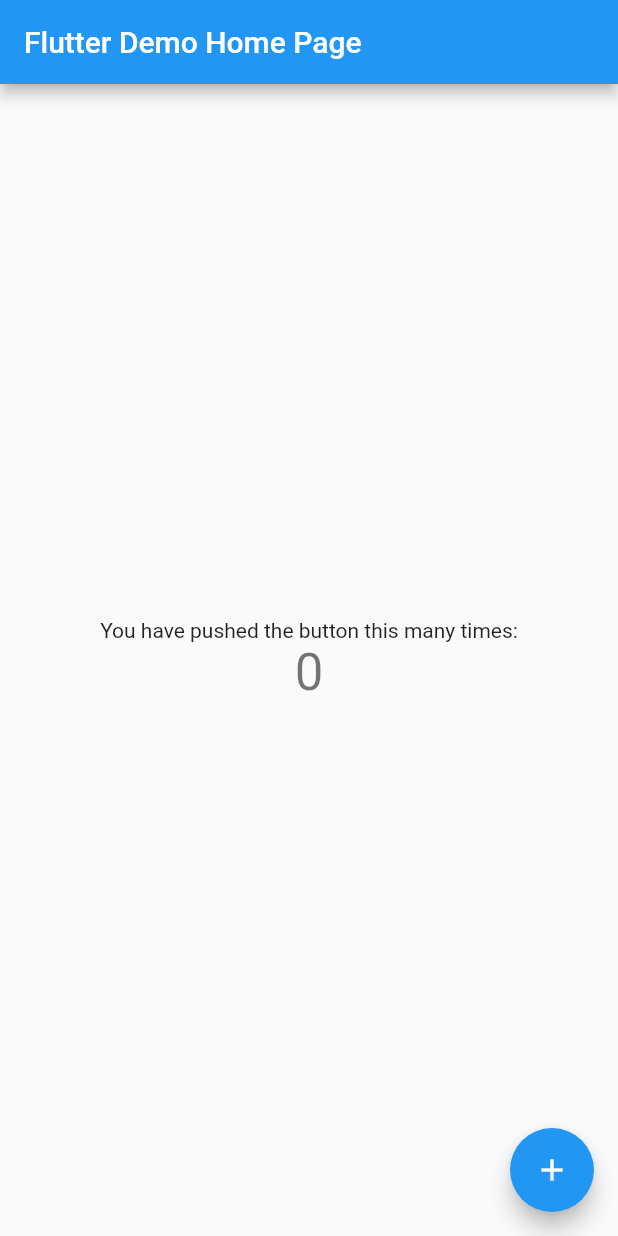
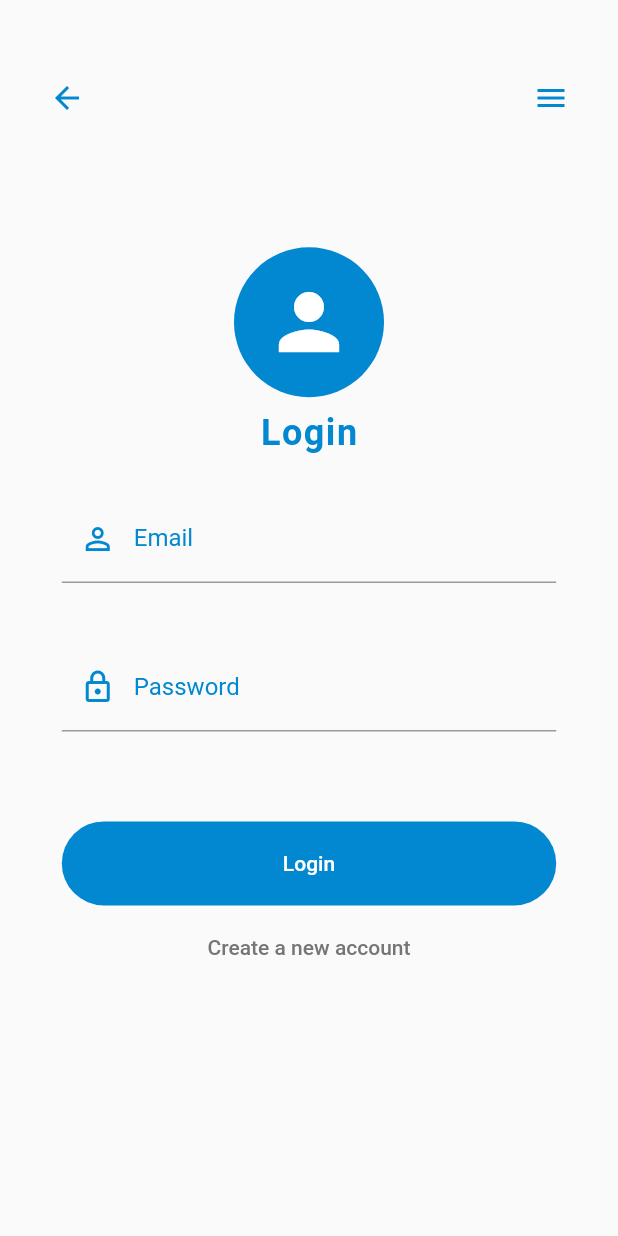
Before and after one commit to DeTuksa/Lengi, a Flutter app: the screen it shows after launch, on a phone screen of 412 x 824 dp. Run offline on Flutter 3.47's test engine with Material 2 defaults, Android fonts, the phone set to English and light mode, and no system bars.

Commit message:
Login screen done

```diff
--- /dev/null
+++ b/lib/global/screen_size.dart
@@ -0,0 +1,9 @@
+import 'package:flutter/material.dart';
+
+double height(BuildContext context) {
+  return MediaQuery.of(context).size.height;
+}
+
+double width(BuildContext context) {
+  return MediaQuery.of(context).size.width;
+}
--- a/lib/main.dart
+++ b/lib/main.dart
@@ -1,113 +1,35 @@
 import 'package:flutter/material.dart';
+import 'package:lengi/screens/login_screen.dart';
 
 void main() {
   runApp(MyApp());
 }
 
 class MyApp extends StatelessWidget {
-  // This widget is the root of your application.
   @override
   Widget build(BuildContext context) {
     return MaterialApp(
       title: 'Flutter Demo',
       theme: ThemeData(
-        // This is the theme of your application.
-        //
-        // Try running your application with "flutter run". You'll see the
-        // application has a blue toolbar. Then, without quitting the app, try
-        // changing the primarySwatch below to Colors.green and then invoke
-        // "hot reload" (press "r" in the console where you ran "flutter run",
-        // or simply save your changes to "hot reload" in a Flutter IDE).
-        // Notice that the counter didn't reset back to zero; the application
-        // is not restarted.
         primarySwatch: Colors.blue,
       ),
-      home: MyHomePage(title: 'Flutter Demo Home Page'),
+      debugShowCheckedModeBanner: false,
+      home: LoginScreen(),
     );
   }
 }
 
 class MyHomePage extends StatefulWidget {
-  MyHomePage({Key key, this.title}) : super(key: key);
-
-  // This widget is the home page of your application. It is stateful, meaning
-  // that it has a State object (defined below) that contains fields that affect
-  // how it looks.
-
-  // This class is the configuration for the state. It holds the values (in this
-  // case the title) provided by the parent (in this case the App widget) and
-  // used by the build method of the State. Fields in a Widget subclass are
-  // always marked "final".
-
-  final String title;
+  MyHomePage({Key key}) : super(key: key);
 
   @override
   _MyHomePageState createState() => _MyHomePageState();
 }
 
 class _MyHomePageState extends State<MyHomePage> {
-  int _counter = 0;
-
-  void _incrementCounter() {
-    setState(() {
-      // This call to setState tells the Flutter framework that something has
-      // changed in this State, which causes it to rerun the build method below
-      // so that the display can reflect the updated values. If we changed
-      // _counter without calling setState(), then the build method would not be
-      // called again, and so nothing would appear to happen.
-      _counter++;
-    });
-  }
 
   @override
   Widget build(BuildContext context) {
-    // This method is rerun every time setState is called, for instance as done
-    // by the _incrementCounter method above.
-    //
-    // The Flutter framework has been optimized to make rerunning build methods
-    // fast, so that you can just rebuild anything that needs updating rather
-    // than having to individually change instances of widgets.
-    return Scaffold(
-      appBar: AppBar(
-        // Here we take the value from the MyHomePage object that was created by
-        // the App.build method, and use it to set our appbar title.
-        title: Text(widget.title),
-      ),
-      body: Center(
-        // Center is a layout widget. It takes a single child and positions it
-        // in the middle of the parent.
-        child: Column(
-          // Column is also a layout widget. It takes a list of children and
-          // arranges them vertically. By default, it sizes itself to fit its
-          // children horizontally, and tries to be as tall as its parent.
-          //
-          // Invoke "debug painting" (press "p" in the console, choose the
-          // "Toggle Debug Paint" action from the Flutter Inspector in Android
-          // Studio, or the "Toggle Debug Paint" command in Visual Studio Code)
-          // to see the wireframe for each widget.
-          //
-          // Column has various properties to control how it sizes itself and
-          // how it positions its children. Here we use mainAxisAlignment to
-          // center the children vertically; the main axis here is the vertical
-          // axis because Columns are vertical (the cross axis would be
-          // horizontal).
-          mainAxisAlignment: MainAxisAlignment.center,
-          children: <Widget>[
-            Text(
-              'You have pushed the button this many times:',
-            ),
-            Text(
-              '$_counter',
-              style: Theme.of(context).textTheme.headline4,
-            ),
-          ],
-        ),
-      ),
-      floatingActionButton: FloatingActionButton(
-        onPressed: _incrementCounter,
-        tooltip: 'Increment',
-        child: Icon(Icons.add),
-      ), // This trailing comma makes auto-formatting nicer for build methods.
-    );
+    return Scaffold();
   }
 }
--- /dev/null
+++ b/lib/screens/login_screen.dart
@@ -0,0 +1,179 @@
+import 'package:flutter/material.dart';
+import 'package:lengi/global/screen_size.dart';
+
+class LoginScreen extends StatefulWidget {
+  @override
+  _LoginScreenState createState() => _LoginScreenState();
+}
+
+class _LoginScreenState extends State<LoginScreen> {
+  @override
+  Widget build(BuildContext context) {
+    return Scaffold(
+      body: InkWell(
+        onTap: () {
+          FocusScope.of(context).requestFocus(new FocusNode());
+        },
+        child: Stack(
+          children: [
+            Container(
+              height: height(context),
+              width: width(context),
+            ),
+            Align(
+              alignment: Alignment.topRight,
+              child: Padding(
+                padding: EdgeInsets.only(
+                  top: height(context) * 0.05,
+                  right: width(context) * 0.05
+                ),
+                child: IconButton(
+                  icon: Icon(
+                    Icons.menu_sharp,
+                    color: Colors.lightBlue[700],
+                  ),
+                  onPressed: () {},
+                ),
+              ),
+            ),
+            Align(
+              alignment: Alignment.topLeft,
+              child: Padding(
+                padding: EdgeInsets.only(
+                    top: height(context) * 0.05,
+                    left: width(context) * 0.05
+                ),
+                child: IconButton(
+                  icon: Icon(
+                    Icons.arrow_back,
+                    color: Colors.lightBlue[700],
+                  ),
+                  onPressed: () {},
+                ),
+              ),
+            ),
+            Align(
+              alignment: Alignment.topCenter,
+              child: Padding(
+                padding: EdgeInsets.only(
+                  top: height(context) * 0.2,
+                  left: width(context) * 0.1,
+                  right: width(context) * 0.1
+                ),
+                child: Column(
+                  children: [
+                    Container(
+                      height: 100,
+                      width: 100,
+                      decoration: BoxDecoration(
+                        color: Colors.lightBlue[700],
+                        borderRadius: BorderRadius.circular(60)
+                      ),
+                      child: Center(
+                        child: Icon(
+                          Icons.person,
+                          size: 60,
+                          color: Colors.white,
+                        ),
+                      ),
+                    ),
+                    SizedBox(height: 10,),
+                    Text(
+                      'Login',
+                      style: TextStyle(
+                        letterSpacing: 1,
+                        color: Colors.lightBlue[700],
+                        fontSize: 24,
+                        fontWeight: FontWeight.w600
+                      ),
+                    )
+                  ],
+                ),
+              ),
+            ),
+            Align(
+              alignment: Alignment.topCenter,
+              child: Padding(
+                padding: EdgeInsets.only(
+                  top: height(context) * 0.4,
+                  right: width(context) * 0.1,
+                  left: width(context) * 0.1
+                ),
+                child: Container(
+                  width: width(context),
+                  height: height(context),
+                  child: ListView(
+                    children: [
+                      Container(
+                        child: TextFormField(
+                          decoration: InputDecoration(
+                            prefixIcon: Icon(
+                              Icons.person_outline,
+                              color: Colors.lightBlue[700],
+                            ),
+                            labelText: 'Email',
+                            labelStyle: TextStyle(
+                              color: Colors.lightBlue[700]
+                            )
+                          ),
+                        ),
+                      ),
+                      SizedBox(height: 40,),
+                      Container(
+                        child: TextFormField(
+                          decoration: InputDecoration(
+                              prefixIcon: Icon(
+                                Icons.lock_outlined,
+                                color: Colors.lightBlue[700],
+                              ),
+                              labelText: 'Password',
+                              labelStyle: TextStyle(
+                                  color: Colors.lightBlue[700]
+                              )
+                          ),
+                        ),
+                      ),
+                      SizedBox(height: 60,),
+                      TextButton(
+                        onPressed: () {},
+                        child: Text(
+                          'Login',
+                          style: TextStyle(
+                            color: Colors.white,
+                          ),
+                        ),
+                        style: ButtonStyle(
+                          backgroundColor: MaterialStateProperty.all<Color>(
+                            Colors.lightBlue[700]
+                          ),
+                          padding: MaterialStateProperty.all<EdgeInsets>(
+                            EdgeInsets.symmetric(vertical: 20)
+                          ),
+                          shape: MaterialStateProperty.all<RoundedRectangleBorder>(
+                            RoundedRectangleBorder(
+                              borderRadius: BorderRadius.circular(36)
+                            )
+                          )
+                        ),
+                      ),
+                      SizedBox(height: 20,),
+                      Center(
+                        child: Text(
+                          'Create a new account',
+                          style: TextStyle(
+                            color: Colors.grey[600],
+                            fontWeight: FontWeight.w500
+                          ),
+                        ),
+                      )
+                    ],
+                  ),
+                ),
+              ),
+            )
+          ],
+        ),
+      ),
+    );
+  }
+}
```
